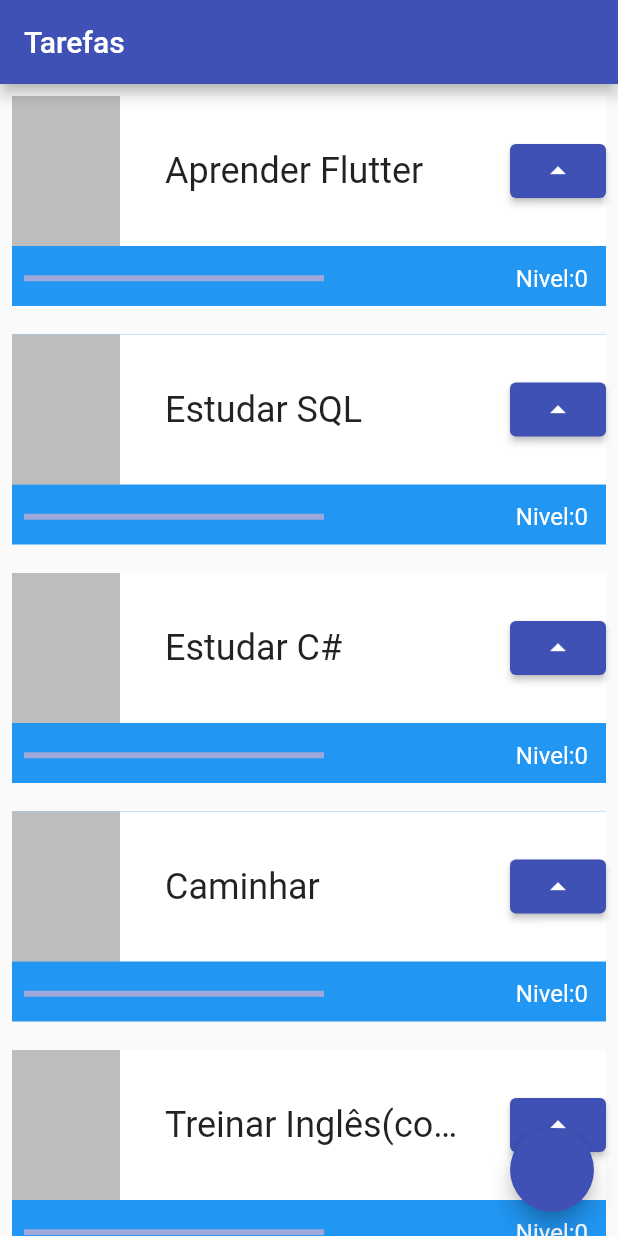
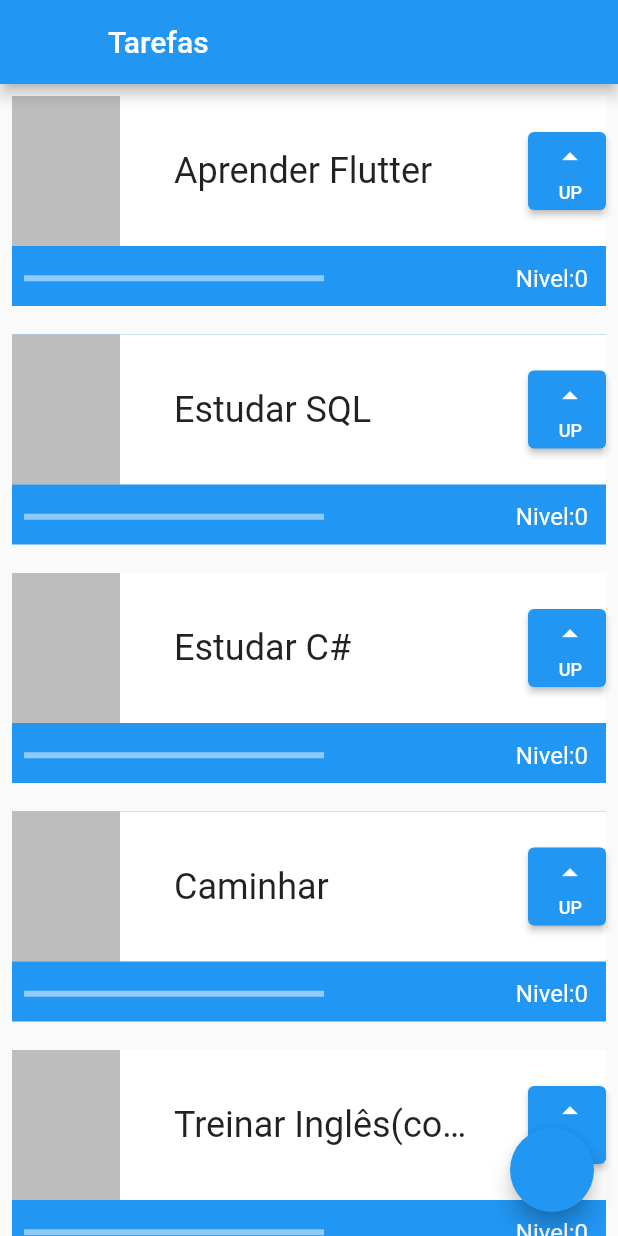
Before and after one commit to mauroPh/meu_primeiro_projeto_em_flutter, a Flutter app: the screen it shows after launch, on a phone screen of 412 x 824 dp. Run offline on Flutter 3.47's test engine with Material 2 defaults, Android fonts, the light colour scheme and no system bars.

Commit message:
improve  elevated button

```diff
--- a/lib/main.dart
+++ b/lib/main.dart
@@ -12,9 +12,10 @@
   Widget build(BuildContext context) {
     return MaterialApp(
       title: 'Flutter Demo',
-      theme: ThemeData(primarySwatch: Colors.indigo),
+      theme: ThemeData(primarySwatch: Colors.blue),
       home: Scaffold(
         appBar: AppBar(
+          leading: Container(),
           title: Text('Tarefas'),
         ),
         body: ListView(
@@ -81,14 +82,28 @@
                               fontSize: 24, overflow: TextOverflow.ellipsis),
                         ),
                       ),
-                      ElevatedButton(
+                      Container(
+                        height: 52,
+                        width: 52,
+                        child: ElevatedButton(
                             onPressed: () {
                               setState(() {
                                 nivel++;
                               });
                               print(nivel);
                             },
-                          child: Icon(Icons.arrow_drop_up))
+                            child: Column(
+                              mainAxisAlignment: MainAxisAlignment.spaceEvenly,
+                              crossAxisAlignment: CrossAxisAlignment.end,
+                              children: [
+                                Icon(Icons.arrow_drop_up),
+                                Text(
+                                  'UP',
+                                  style: TextStyle(fontSize: 12),
+                                ),
+                              ],
+                            )),
+                      )
                     ],
                   ),
                 ),
```
Lines whose indentation alone changed are shown as unchanged.
